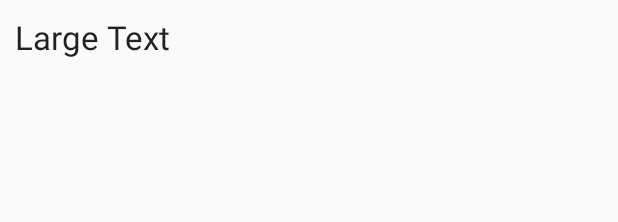
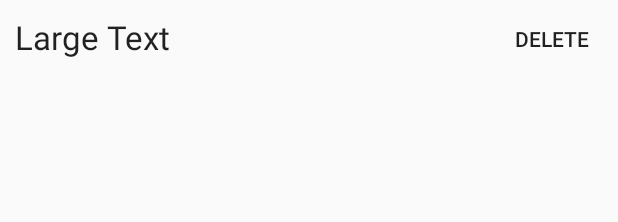
Before and after one commit to kempfer/weather, an Android app: the layout place_list.xml on its own in the app's theme, with its tools: preview values and no code run, on a phone screen of 412 x 824 dp. Shown: the top 222 px of the screen. Run offline under Robolectric (Android 15) with nearby library versions, the phone set to English and light mode, and no system bars.

Commit message:
implements functional delete city

```diff
--- a/app/src/main/java/com/example/zotov/weather/MainActivity.java
+++ b/app/src/main/java/com/example/zotov/weather/MainActivity.java
@@ -2,6 +2,7 @@ package com.example.zotov.weather;
 
 import android.Manifest;
 import android.app.Activity;
+import android.content.Context;
 import android.content.Intent;
 import android.content.pm.PackageManager;
 import android.content.res.Resources;
@@ -15,6 +16,7 @@ import android.support.annotation.NonNull;
 import android.support.design.widget.AppBarLayout;
 import android.support.design.widget.CoordinatorLayout;
 import android.support.design.widget.FloatingActionButton;
+import android.support.v4.content.ContextCompat;
 import android.support.v4.widget.SwipeRefreshLayout;
 import android.support.v7.app.AppCompatActivity;
 import android.os.Bundle;
@@ -332,7 +334,7 @@ public class MainActivity extends AppCompatActivity implements SwipeRefreshLayou
     }
 
     private boolean hasPermission(String perm) {
-        return (PackageManager.PERMISSION_GRANTED == checkSelfPermission(perm));
+        return (PackageManager.PERMISSION_GRANTED == ContextCompat.checkSelfPermission(this, perm));
     }
 
     private void doLocationThing() {
--- a/app/src/main/res/layout/activity_main.xml
+++ b/app/src/main/res/layout/activity_main.xml
@@ -105,9 +105,12 @@
                         android:layout_height="wrap_content"
                         android:id="@+id/location_value"
                         android:textColor="@color/colorFontWhite"
+                        android:scrollHorizontally="true"
+                        android:ellipsize="end"
                         android:text="Запорожье"
                         android:textSize="24sp"
                         android:layout_marginLeft="10dp"
+                        android:maxLines="1"
                         android:layout_row="0"
                         android:layout_column="1" />
 
--- a/app/src/main/res/layout/place_list.xml
+++ b/app/src/main/res/layout/place_list.xml
@@ -4,7 +4,8 @@
 
     <TextView
         android:layout_width="wrap_content"
-        android:layout_height="50dp"
+        android:layout_height="wrap_content"
+        android:minHeight="50dp"
         android:textAppearance="?android:attr/textAppearanceLarge"
         android:text="Large Text"
         android:id="@+id/place_list_place_name"
@@ -13,4 +14,15 @@
         android:layout_alignParentEnd="true"
         android:paddingTop="10dp"
         android:paddingLeft="10dp" />
+
+    <Button
+        style="?android:attr/borderlessButtonStyle"
+        android:layout_width="wrap_content"
+        android:layout_height="wrap_content"
+        android:text="Delete"
+        android:id="@+id/list_item_delete_btn"
+        android:layout_alignBottom="@+id/place_list_place_name"
+        android:layout_alignParentEnd="true" />
+
+
 </RelativeLayout>
```
Also changed, not shown: app/src/main/java/com/example/zotov/weather/CityListAdapter.java (added, +56 -0 lines), app/src/main/java/com/example/zotov/weather/ListPlaceActivity.java (+10 -6 lines), app/src/main/java/com/example/zotov/weather/Storage/DBHelper.java (+9 -0 lines).
